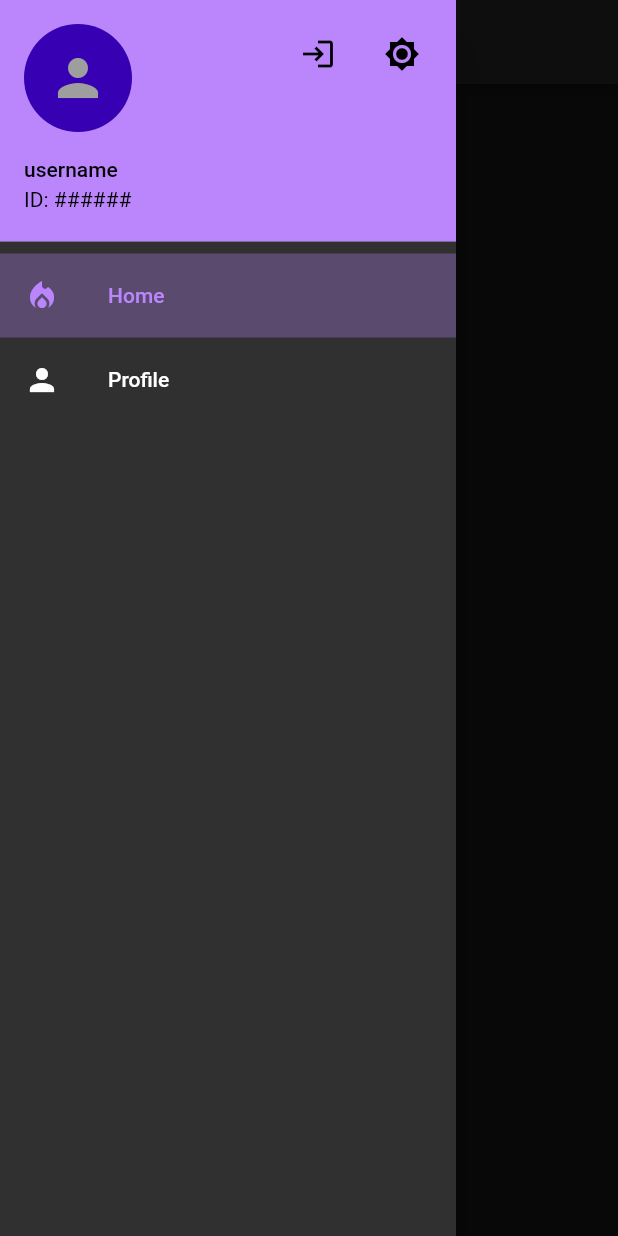
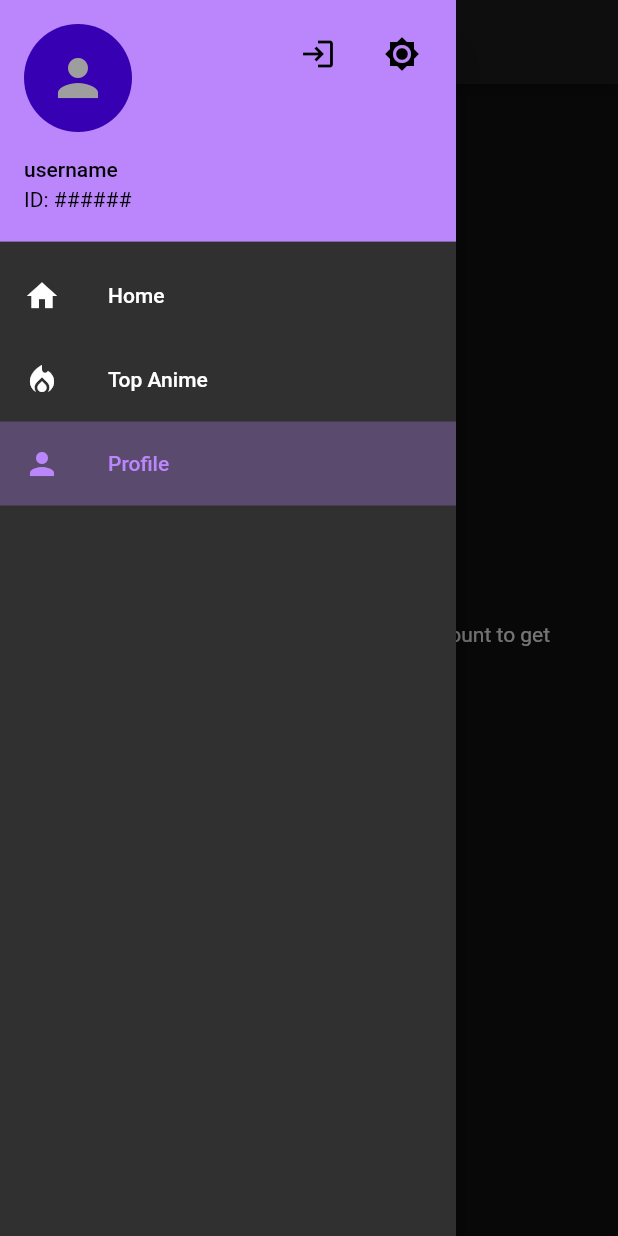
Before and after one commit to amir1061/MyAniLab, a Flutter app: the screen it shows after launch, in the side drawer, after a tap on the "menu" icon, on a phone screen of 412 x 824 dp. Run offline on Flutter 3.47's test engine with Material 2 defaults, Android fonts, the phone set to English and light mode, and no system bars; our stand-ins replace flutter_dotenv, flutter_secure_storage, get_it, pull_to_refresh, syncfusion_flutter_charts, uni_links; accounts and stored records are empty; network calls fail.

Commit message:
Working on Top Anime page

```diff
--- a/lib/Core/API/api.dart
+++ b/lib/Core/API/api.dart
@@ -3,6 +3,7 @@ import 'dart:io';
 
 import 'package:flutter_dotenv/flutter_dotenv.dart';
 import 'package:get_it/get_it.dart';
+import 'package:myanilab/Core/Models/anime.dart';
 import 'package:myanilab/Core/Models/token.dart';
 import 'package:http/http.dart' as http;
 import 'package:myanilab/Core/Models/user.dart';
@@ -14,6 +15,14 @@ class API {
   static final baseUrl = dotenv.env['baseUrl'] ?? '';
   static final clientId = dotenv.env['clientId'] ?? '';
   static final codeVerifier = dotenv.env['codeVerifier'] ?? '';
+
+  static Map<String, String> getHeaders() {
+    try {
+      return {HttpHeaders.authorizationHeader: GetIt.I.get<Token>().token};
+    } catch (_) {
+      return {'X-MAL-CLIENT-ID': clientId};
+    }
+  }
 
   static Future<Token> getToken(String code) async {
     try {
@@ -68,7 +77,7 @@ class API {
         Uri.parse(
           '$baseUrl/users/@me?fields=picture,gender,birthday,location,anime_statistics,time_zone,is_supporter',
         ),
-        headers: {HttpHeaders.authorizationHeader: GetIt.I.get<Token>().token},
+        headers: getHeaders(),
       );
       log(resp.statusCode.toString());
       log(resp.body);
@@ -83,7 +92,32 @@ class API {
       throw MalFormatException('failed parsing response!');
     } catch (e) {
       throw UnknownExcption(e.toString());
-      // throw UnknownExcption('an unknown error has occured!');
+    }
+  }
+
+  static Future<List<Anime>> getAnimeList(String endpointSuffix) async {
+    try {
+      final resp = await http.get(
+        Uri.parse(
+          '$baseUrl$endpointSuffix',
+        ),
+        headers: getHeaders(),
+      );
+      log(resp.statusCode.toString());
+      log(resp.body);
+      final json = parseResponse(resp);
+      return json['data']
+          .map<Anime>((data) => Anime.fromJson(data['node']))
+          .toList();
+    } on SocketException catch (_) {
+      throw NoNetworkException('please check your network and try again!');
+    } on UnauthorisedException catch (_) {
+      await refreshToken();
+      return await getAnimeList(endpointSuffix);
+    } on FormatException catch (_) {
+      throw MalFormatException('failed parsing response!');
+    } catch (e) {
+      throw UnknownExcption(e.toString());
     }
   }
 }
--- /dev/null
+++ b/lib/Core/Models/anime.dart
@@ -0,0 +1,45 @@
+class Anime {
+  Anime({
+    required this.id,
+    required this.title,
+    required this.mainPicture,
+  });
+  late final int id;
+  late final String title;
+  late final MainPicture mainPicture;
+
+  Anime.fromJson(Map<String, dynamic> json) {
+    id = json['id'];
+    title = json['title'];
+    mainPicture = MainPicture.fromJson(json['main_picture']);
+  }
+
+  Map<String, dynamic> toJson() {
+    final _data = <String, dynamic>{};
+    _data['id'] = id;
+    _data['title'] = title;
+    _data['main_picture'] = mainPicture.toJson();
+    return _data;
+  }
+}
+
+class MainPicture {
+  MainPicture({
+    required this.medium,
+    required this.large,
+  });
+  late final String medium;
+  late final String large;
+
+  MainPicture.fromJson(Map<String, dynamic> json) {
+    medium = json['medium'];
+    large = json['large'];
+  }
+
+  Map<String, dynamic> toJson() {
+    final _data = <String, dynamic>{};
+    _data['medium'] = medium;
+    _data['large'] = large;
+    return _data;
+  }
+}
--- /dev/null
+++ b/lib/Core/Providers/top_anime_provider.dart
@@ -0,0 +1,49 @@
+import 'package:flutter/material.dart';
+import 'package:myanilab/Core/API/api.dart';
+import 'package:myanilab/Core/Models/anime.dart';
+import 'package:myanilab/Core/Utils/mal_exceptions.dart';
+
+class TopAnimeProvider with ChangeNotifier {
+  final String rankingType;
+  List<Anime>? animes;
+  MalException? error;
+  int limit = 30;
+  int offset = 0;
+  bool canLoadMore = true;
+
+  TopAnimeProvider({required this.rankingType}) {
+    _init();
+    getAnimes();
+  }
+
+  void _init() {
+    animes = null;
+    error = null;
+    canLoadMore = true;
+    offset = 0;
+  }
+
+  void reset() {
+    _init();
+  }
+
+  Future<void> getAnimes() async {
+    try {
+      var moreAnimes = await API.getAnimeList(
+        '/anime/ranking?ranking_type=$rankingType&offset=$offset&limit=$limit',
+      );
+      canLoadMore = moreAnimes.isNotEmpty;
+      if (animes == null) {
+        animes = moreAnimes;
+      } else {
+        animes!.addAll(moreAnimes);
+      }
+      offset++;
+      error = null;
+      notifyListeners();
+    } on MalException catch (e) {
+      error = e;
+      notifyListeners();
+    }
+  }
+}
--- /dev/null
+++ b/lib/Core/Utils/enums.dart
@@ -0,0 +1 @@
+enum ViewType { grid, list }
--- /dev/null
+++ b/lib/UI/Views/top_anime_view.dart
@@ -0,0 +1,70 @@
+import 'package:flutter/material.dart';
+import 'package:myanilab/Core/Providers/top_anime_provider.dart';
+import 'package:myanilab/UI/Widgets/anime_list.dart';
+import 'package:provider/provider.dart';
+
+class TopAnimeView extends StatelessWidget {
+  const TopAnimeView({Key? key}) : super(key: key);
+
+  static const tabs = {
+    'all': 'All time',
+    'airing': 'Airing',
+    'upcoming': 'Upcoming',
+    'tv': 'TV series',
+    'movie': 'Movies',
+    'ova': 'OVAs',
+    'special': 'Specials',
+    'bypopularity': 'Most popular',
+    'favorite': 'Most favorited',
+  };
+
+  @override
+  Widget build(BuildContext context) {
+    return DefaultTabController(
+      length: 9,
+      child: Scaffold(
+        appBar: AppBar(
+          title: const Text('Top Anime'),
+          leading: IconButton(
+            icon: const Icon(Icons.menu),
+            onPressed: () {
+              final scaffoldState =
+                  context.findRootAncestorStateOfType<ScaffoldState>()!;
+              scaffoldState.openDrawer();
+            },
+          ),
+          bottom: TabBar(
+            isScrollable: true,
+            tabs: tabs.values.map((name) => Tab(text: name)).toList(),
+          ),
+        ),
+        body: TabBarView(
+          children: tabs.keys.map((type) => TopAnimeList(type: type)).toList(),
+        ),
+      ),
+    );
+  }
+}
+
+class TopAnimeList<T> extends StatefulWidget {
+  final String type;
+  const TopAnimeList({Key? key, required this.type}) : super(key: key);
+
+  @override
+  _TopAnimeListState createState() => _TopAnimeListState();
+}
+
+class _TopAnimeListState extends State<TopAnimeList>
+    with AutomaticKeepAliveClientMixin {
+  @override
+  Widget build(BuildContext context) {
+    super.build(context);
+    return ChangeNotifierProvider(
+      create: (_) => TopAnimeProvider(rankingType: widget.type),
+      child: AnimeList<TopAnimeProvider>(),
+    );
+  }
+
+  @override
+  bool get wantKeepAlive => true;
+}
--- /dev/null
+++ b/lib/UI/Widgets/anime_list.dart
@@ -0,0 +1,124 @@
+import 'dart:developer';
+
+import 'package:flutter/material.dart';
+import 'package:myanilab/Core/Utils/enums.dart';
+import 'package:myanilab/UI/Widgets/anime_grid_item.dart';
+import 'package:myanilab/UI/Widgets/anime_list_item.dart';
+import 'package:provider/provider.dart';
+import 'package:pull_to_refresh/pull_to_refresh.dart';
+
+class AnimeList<T> extends StatelessWidget {
+  final ViewType viewType;
+  AnimeList({Key? key, this.viewType = ViewType.grid}) : super(key: key);
+
+  final _refreshController = RefreshController();
+
+  void _onRefresh(context) async {
+    try {
+      final dynamic latestUpdatedProvider =
+          Provider.of<T>(context, listen: false);
+      latestUpdatedProvider.reset();
+      await latestUpdatedProvider.getAnimes();
+      _refreshController.refreshCompleted();
+      _refreshController.loadComplete();
+    } catch (e) {
+      log(e.toString());
+      _refreshController.refreshFailed();
+    }
+  }
+
+  void _onLoading(context) async {
+    try {
+      final dynamic latestUpdatedProvider =
+          Provider.of<T>(context, listen: false);
+      await latestUpdatedProvider.getAnimes();
+      if (latestUpdatedProvider.canLoadMore) {
+        _refreshController.loadComplete();
+      } else {
+        _refreshController.loadNoData();
+      }
+    } catch (e) {
+      log(e.toString());
+      _refreshController.loadFailed();
+    }
+  }
+
+  @override
+  Widget build(BuildContext context) {
+    return Consumer<T>(
+      builder: (context, provider, child) {
+        dynamic animesProvider = provider;
+        if (animesProvider.error != null) {
+          return SmartRefresher(
+            controller: _refreshController,
+            header: const MaterialClassicHeader(),
+            onRefresh: () => _onRefresh(context),
+            child: Column(
+              mainAxisAlignment: MainAxisAlignment.center,
+              children: [
+                const Icon(Icons.error),
+                const SizedBox(height: 10),
+                Text(
+                  animesProvider.error.message,
+                  textAlign: TextAlign.center,
+                  textDirection: TextDirection.rtl,
+                  style: const TextStyle(color: Colors.grey),
+                ),
+              ],
+            ),
+          );
+        }
+        if (animesProvider.animes == null) {
+          return const Center(
+            child: CircularProgressIndicator(),
+          );
+        }
+        if (animesProvider.animes!.isEmpty) {
+          return const Center(
+            child: Text('لم يتم العثور على أي أنمي!'),
+          );
+        }
+        return SmartRefresher(
+          enablePullUp: true,
+          header: const MaterialClassicHeader(),
+          footer: const ClassicFooter(
+            loadStyle: LoadStyle.ShowWhenLoading,
+            loadingText: 'تحميل المزيد',
+            noDataText: 'هذا كل شئ',
+            idleText: 'غير نشط',
+            failedText: 'فشلت المحاولة',
+            canLoadingText: 'حرر لتحميل المزيد',
+          ),
+          controller: _refreshController,
+          onRefresh: () => _onRefresh(context),
+          onLoading: () => _onLoading(context),
+          physics: const BouncingScrollPhysics(),
+          child: viewType == ViewType.grid
+              ? GridView.builder(
+                  addRepaintBoundaries: false,
+                  physics: const BouncingScrollPhysics(),
+                  padding: const EdgeInsets.fromLTRB(10, 10, 10, 0),
+                  gridDelegate: const SliverGridDelegateWithFixedCrossAxisCount(
+                    crossAxisCount: 3,
+                    crossAxisSpacing: 8,
+                    childAspectRatio: .58,
+                  ),
+                  itemCount: animesProvider.animes!.length,
+                  itemBuilder: (BuildContext context, int index) {
+                    final animeInfo = animesProvider.animes![index];
+                    return AnimeGridItem(anime: animeInfo);
+                  },
+                )
+              : ListView.builder(
+                  itemCount: animesProvider.animes!.length,
+                  padding: const EdgeInsets.symmetric(vertical: 6),
+                  itemBuilder: (context, index) {
+                    final animeInfo = animesProvider.animes![index];
+                    return AnimeListItem(anime: animeInfo);
+                  },
+                ),
+        );
+      },
+    );
+  }
+}
--- /dev/null
+++ b/lib/UI/Widgets/enums.dart
@@ -0,0 +1 @@
+enum ViewType { grid, list }
--- a/lib/UI/Widgets/mal_drawer.dart
+++ b/lib/UI/Widgets/mal_drawer.dart
@@ -17,7 +17,7 @@ class MalDrawer extends StatelessWidget {
             ListTile(
               selectedTileColor: theme.colorScheme.primary.withOpacity(.3),
               selected: activePage.value == 0,
-              leading: const Icon(Icons.local_fire_department),
+              leading: const Icon(Icons.home),
               title: const Text('Home'),
               onTap: () {
                 Navigator.pop(context);
@@ -27,11 +27,21 @@ class MalDrawer extends StatelessWidget {
             ListTile(
               selectedTileColor: theme.colorScheme.primary.withOpacity(.3),
               selected: activePage.value == 1,
+              leading: const Icon(Icons.local_fire_department),
+              title: const Text('Top Anime'),
+              onTap: () {
+                Navigator.pop(context);
+                if (activePage.value != 1) activePage.value = 1;
+              },
+            ),
+            ListTile(
+              selectedTileColor: theme.colorScheme.primary.withOpacity(.3),
+              selected: activePage.value == 2,
               leading: const Icon(Icons.person),
               title: const Text('Profile'),
               onTap: () {
                 Navigator.pop(context);
-                if (activePage.value != 1) activePage.value = 1;
+                if (activePage.value != 2) activePage.value = 2;
               },
             ),
           ],
--- a/lib/main.dart
+++ b/lib/main.dart
@@ -15,7 +15,7 @@ void main() async {
     MultiProvider(
       providers: [
         ChangeNotifierProvider(create: (_) => TokenProvider()),
-        ChangeNotifierProvider(create: (_) => ValueNotifier(0)),
+        ChangeNotifierProvider(create: (_) => ValueNotifier(2)),
         ChangeNotifierProvider(create: (_) => UserProvider()),
         ChangeNotifierProvider(create: (_) => ValueNotifier(ThemeMode.dark)),
       ],
--- a/lib/root.dart
+++ b/lib/root.dart
@@ -9,6 +9,7 @@ import 'package:myanilab/Core/Providers/token_provider.dart';
 import 'package:myanilab/UI/Views/home_view.dart';
 import 'package:myanilab/UI/Views/profile_view.dart';
 import 'package:myanilab/UI/Views/login_view.dart';
+import 'package:myanilab/UI/Views/top_anime_view.dart';
 import 'package:myanilab/UI/Widgets/mal_drawer.dart';
 import 'package:provider/provider.dart';
 import 'package:uni_links/uni_links.dart';
@@ -104,6 +105,7 @@ class _RootState extends State<Root> {
           index: activePage.value,
           children: [
             const HomeView(),
+            const TopAnimeView(),
             Consumer<TokenProvider>(
               builder: (_, tokenProvider, __) => tokenProvider.token == null
                   ? const LoginWidget(title: 'Profile')
--- a/pubspec.yaml
+++ b/pubspec.yaml
@@ -36,6 +36,7 @@ dependencies:
   cupertino_icons: ^1.0.2
   syncfusion_flutter_charts: ^19.4.48
   flutter_secure_storage: ^5.0.2
+  pull_to_refresh: ^2.0.0
   flutter_dotenv: ^5.0.2
   url_launcher: ^6.0.18
   uni_links: ^0.5.1
```
Also changed, not shown: lib/UI/Views/profile_view.dart (+10 -11 lines), lib/UI/Widgets/anime_grid_item.dart (added, +106 -0 lines), lib/UI/Widgets/anime_list_item.dart (added, +121 -0 lines), lib/UI/Widgets/network_image.dart (added, +37 -0 lines), pubspec.lock.
